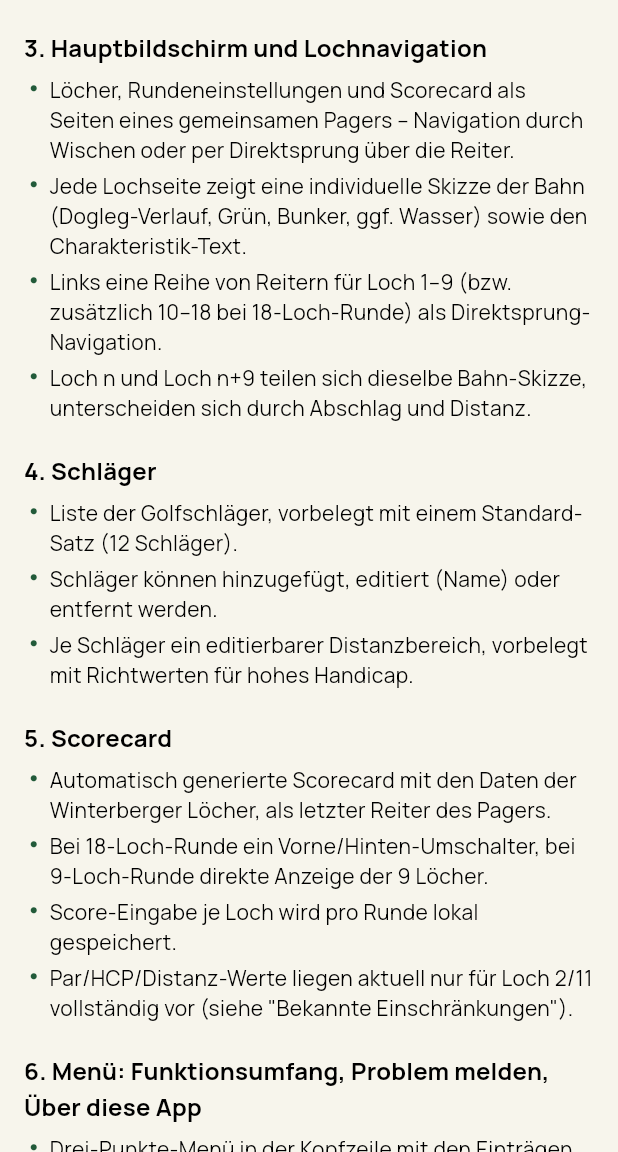
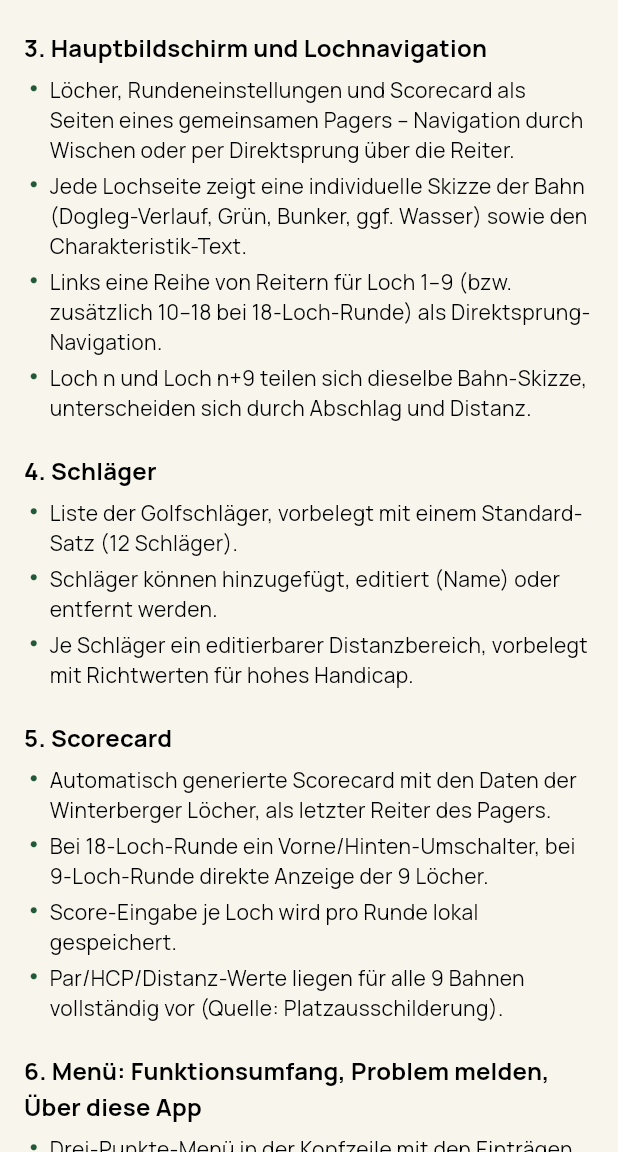
Before and after one commit to carstenroesner/gc-winterberg-birdie-book, a Flutter app: the FeatureOverviewScreen screen opened directly, scrolled down 576 dp, on a phone screen of 412 x 824 dp, the part 84-1236 px from its top. Run offline on Flutter 3.47's test engine with Material 3 defaults, Android fonts, the phone set to English and light mode, and no system bars; our stand-ins replace flutter_slidable, path_drawing, pdf, printing, shared_preferences; accounts and stored records are empty.

Commit message:
Scorecard: Par/HCP/Distanzen für alle 9 Bahnen ergänzt
Der Nutzer hat Fotos der Vor-Ort-Ausschilderung sowie der zugehörigen
Website-Textseiten für alle 9 Bahnen hochgeladen. Damit lässt sich die
bisher nur für Loch 2/11 vorhandene Scorecard-Lücke (Par, HCP vorne/
hinten, Herren-/Damen-Distanzen) für die übrigen 8 Bahnen schließen -
die Plausibilität wurde zusätzlich über die erwartete ungerade/gerade
HCP-Verteilung zwischen vorderer und hinterer Neun geprüft.

- lib/content/course_data.dart: scorecard-Daten für Loch 1, 3-9 ergänzt
- lib/models/hole_scorecard.dart: Doc-Kommentar aktualisiert
- lib/services/locale_service.dart: scoreNote-Hinweistext (DE/EN/NL)
  von "nur Loch 2" auf "alle Bahnen" umgestellt
- lib/content/feature_overview_content.dart: erledigte Einschränkung
  aus der Liste entfernt, Funktionsumfang-Punkt aktualisiert
- test/scorecard_page_test.dart: neu geschrieben, prüft jetzt echte
  Werte für Loch 1 und 9 statt der bisherigen "–"-Erwartung
- PFLICHTENHEFT.md: neuer Abschnitt 5e mit vollständiger Datentabelle,
  Abschnitt 3.5/4/6 sowie Änderungshistorie aktualisiert

Co-Authored-By: Claude Sonnet 5 <noreply@anthropic.com>
Claude-Session: https://claude.ai/code/session_01Un7GgHuCtpYcXc16tUZcef

```diff
--- a/lib/content/feature_overview_content.dart
+++ b/lib/content/feature_overview_content.dart
@@ -60,7 +60,7 @@ const List<FeatureSection> featureOverviewSections = [
       'Automatisch generierte Scorecard mit den Daten der Winterberger Löcher, als letzter Reiter des Pagers.',
       'Bei 18-Loch-Runde ein Vorne/Hinten-Umschalter, bei 9-Loch-Runde direkte Anzeige der 9 Löcher.',
       'Score-Eingabe je Loch wird pro Runde lokal gespeichert.',
-      'Par/HCP/Distanz-Werte liegen aktuell nur für Loch 2/11 vollständig vor (siehe "Bekannte Einschränkungen").',
+      'Par/HCP/Distanz-Werte liegen für alle 9 Bahnen vollständig vor (Quelle: Platzausschilderung).',
     ],
   ),
   FeatureSection(
@@ -75,7 +75,6 @@ const List<FeatureSection> featureOverviewSections = [
 ];
 
 const List<String> featureOverviewKnownLimitations = [
-  'Par/HCP/Distanz-Daten liegen bisher nur für Loch 2/11 vollständig vor; die übrigen 8 Bahnen zeigen "–", bis weitere Tafel-Fotos vorliegen.',
   'Das Vereinslogo ist bislang nur in niedriger Auflösung (70×70 px) verfügbar – App-Icons sind entsprechend nicht optimal scharf.',
   'Der Stil der Lochskizzen ist noch nicht final entschieden; der aktuelle Stil ist ein 1:1-Port der bisherigen Version, ein Redesign wird separat vorbereitet.',
   'Die Schläger-Verwaltung erlaubt aktuell nur eine Sammel-Bearbeitung (Bulk-Edit), keinen Dialog pro einzelnem Schläger.',
--- a/lib/services/locale_service.dart
+++ b/lib/services/locale_service.dart
@@ -38,8 +38,7 @@ const Map<String, Map<String, String>> _i18n = {
     'backNine': 'Hintere Neun',
     'hole': 'Loch',
     'score': 'Score',
-    'scoreNote':
-        'Beispielwerte für Loch 2 auf Basis der Platzausschilderung. Übrige Lochdaten folgen.',
+    'scoreNote': 'Werte je Bahn auf Basis der Platzausschilderung vor Ort.',
     'moreTitle': 'Sonstiges',
     'about': 'Über',
     'aboutSub': 'GC Winterberg & die App',
@@ -114,8 +113,7 @@ const Map<String, Map<String, String>> _i18n = {
     'backNine': 'Back Nine',
     'hole': 'Hole',
     'score': 'Score',
-    'scoreNote':
-        'Sample values for hole 2 from the on-course signage. Remaining hole data to follow.',
+    'scoreNote': 'Values per hole from the on-course signage.',
     'moreTitle': 'More',
     'about': 'About',
     'aboutSub': 'GC Winterberg & the app',
@@ -188,8 +186,7 @@ const Map<String, Map<String, String>> _i18n = {
     'backNine': 'Tweede negen',
     'hole': 'Hole',
     'score': 'Score',
-    'scoreNote':
-        'Voorbeeldwaarden voor hole 2 op basis van de bebording op de baan. Overige holegegevens volgen.',
+    'scoreNote': 'Waarden per hole op basis van de bebording op de baan.',
     'moreTitle': 'Meer',
     'about': 'Over ons',
     'aboutSub': 'GC Winterberg & de app',
```
Also changed, not shown: lib/content/course_data.dart (+52 -12 lines), lib/models/hole_scorecard.dart (+4 -3 lines), 2 other files.
